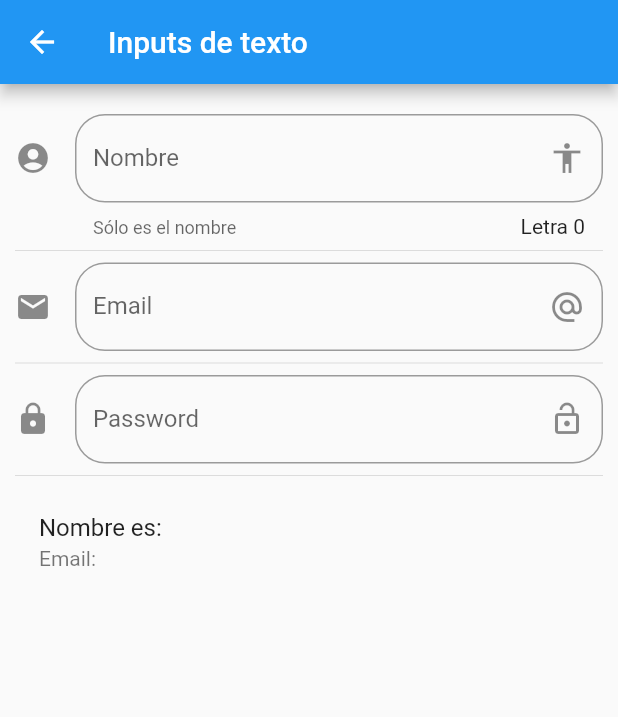
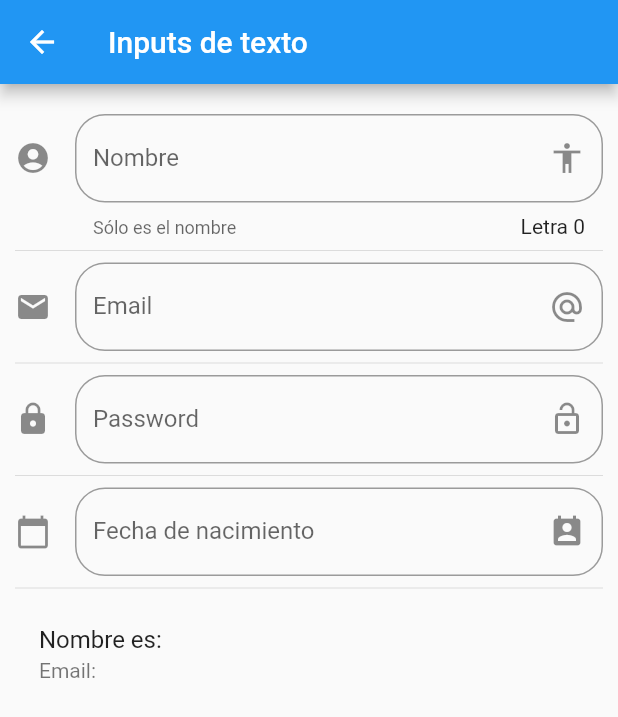
Before and after one commit to Edd-war/flutter-components, a Flutter app: the InputPage screen opened by its route, on a phone screen of 412 x 824 dp. Shown: the top 717 px of the screen. Run offline on Flutter 3.47's test engine with Material 2 defaults, Android fonts, the phone set to English and light mode, and no system bars.

Commit message:
Datepicker
Creación del DatePicker con idioma del componente por default: Inglés
Se agrega la línea 128 para posteriormente colocarlo en español.

```diff
--- a/lib/src/pages/input_page.dart
+++ b/lib/src/pages/input_page.dart
@@ -10,6 +10,8 @@
 class _InputPageState extends State<InputPage> {
   String _nombre = "";
   String _email  = "";
+  String _fecha  = "";
+  TextEditingController _inputFieldDateController = new TextEditingController();
   @override
   Widget build(BuildContext context) {
     return Scaffold(
@@ -24,6 +26,8 @@
           _crearEmail(),
           Divider(),
           _crearPassword(),
+          Divider(),
+          _crearFecha(context),
           Divider(),
           _crearPersona(),
 
@@ -88,6 +92,25 @@
     );
   }
 
+  Widget _crearFecha(BuildContext context) {
+    return TextField(
+      enableInteractiveSelection: false,
+      controller: _inputFieldDateController,
+      decoration: InputDecoration(
+          border: OutlineInputBorder(
+              borderRadius: BorderRadius.circular(20.0)
+          ),
+          hintText: 'Fecha de nacimiento',
+          labelText: 'Fecha de nacimiento',
+          suffixIcon: Icon(Icons.perm_contact_calendar),
+          icon: Icon(Icons.calendar_today)
+      ),
+      onTap: (){
+        FocusScope.of(context).requestFocus(new FocusNode());
+        _selectDate(context);
+      },
+    );
+  }
 
   Widget _crearPersona() {
     return ListTile(
@@ -95,4 +118,22 @@
       subtitle: Text('Email: $_email'),
     );
   }
+
+  void _selectDate(BuildContext context) async {
+    DateTime? picked = await showDatePicker(
+      context: context,
+      initialDate: new DateTime.now(),
+      firstDate: new DateTime(2018),
+      lastDate: new DateTime(2025),
+      locale: Locale('es','MX'),
+    );
+
+    if(picked != null){
+      setState(() {
+        _fecha = picked.toString();
+        _inputFieldDateController.text = _fecha;
+      });
+    }
+  }
+
 }
```
